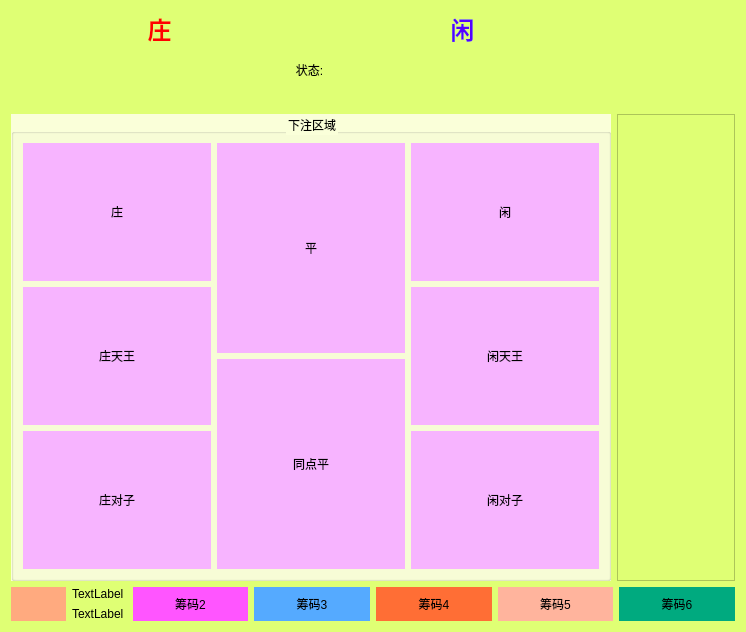
Qt form SuperGame/games/baccarat/baccaratui.ui (MasterBC/QtProject) before a commit.
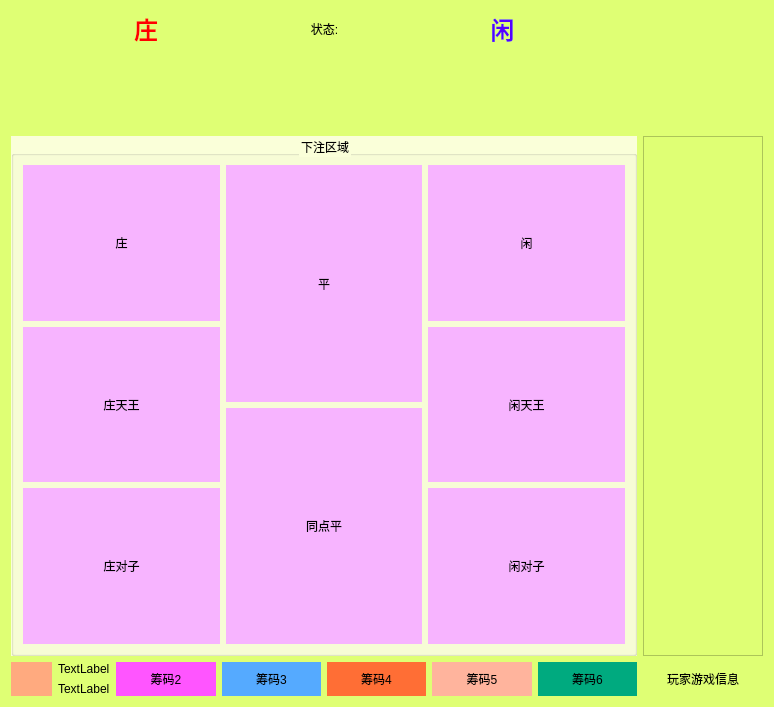
The same form after that commit. Icons and pictures are not drawn. Custom widgets are drawn as their Qt base class.

Commit message: 重新调整游戏

```diff
--- a/SuperGame/games/baccarat/baccaratui.ui
+++ b/SuperGame/games/baccarat/baccaratui.ui
@@ -6,8 +6,8 @@
    <rect>
     <x>0</x>
     <y>0</y>
-    <width>746</width>
-    <height>632</height>
+    <width>774</width>
+    <height>707</height>
    </rect>
   </property>
   <property name="windowTitle">
@@ -16,9 +16,9 @@
   <property name="styleSheet">
    <string notr="true">background-color: rgb(223, 255, 116);</string>
   </property>
-  <layout class="QGridLayout" name="gridLayout_4">
+  <layout class="QGridLayout" name="gridLayout_3">
    <item row="0" column="0">
-    <widget class="QLabel" name="label_7">
+    <widget class="QLabel" name="label_banker">
      <property name="minimumSize">
       <size>
        <width>0</width>
@@ -34,7 +34,29 @@
     </widget>
    </item>
    <item row="0" column="1">
-    <widget class="QLabel" name="label_8">
+    <widget class="QLabel" name="label_State">
+     <property name="minimumSize">
+      <size>
+       <width>0</width>
+       <height>0</height>
+      </size>
+     </property>
+     <property name="maximumSize">
+      <size>
+       <width>75</width>
+       <height>16777215</height>
+      </size>
+     </property>
+     <property name="text">
+      <string>状态:</string>
+     </property>
+     <property name="alignment">
+      <set>Qt::AlignCenter</set>
+     </property>
+    </widget>
+   </item>
+   <item row="0" column="2">
+    <widget class="QLabel" name="label_player">
      <property name="minimumSize">
       <size>
        <width>0</width>
@@ -49,7 +71,7 @@
      </property>
     </widget>
    </item>
-   <item row="0" column="2" rowspan="2">
+   <item row="0" column="3" rowspan="3">
     <layout class="QHBoxLayout" name="horizontalLayout_Logo">
      <item>
       <widget class="QLabel" name="label_15">
@@ -75,7 +97,116 @@
      </item>
     </layout>
    </item>
-   <item row="2" column="0" colspan="2">
+   <item row="2" column="0" colspan="3">
+    <widget class="QFrame" name="horizontalFrame">
+     <layout class="QHBoxLayout" name="horizontalLayout_2">
+      <item>
+       <widget class="Poker" name="poker_1" native="true">
+        <property name="maximumSize">
+         <size>
+          <width>70</width>
+          <height>80</height>
+         </size>
+        </property>
+        <property name="autoFillBackground">
+         <bool>false</bool>
+        </property>
+        <property name="styleSheet">
+         <string notr="true"/>
+        </property>
+       </widget>
+      </item>
+      <item>
+       <widget class="Poker" name="poker_2" native="true">
+        <property name="maximumSize">
+         <size>
+          <width>70</width>
+          <height>80</height>
+         </size>
+        </property>
+        <property name="autoFillBackground">
+         <bool>false</bool>
+        </property>
+        <property name="styleSheet">
+         <string notr="true"/>
+        </property>
+       </widget>
+      </item>
+      <item>
+       <widget class="Poker" name="poker_3" native="true">
+        <property name="maximumSize">
+         <size>
+          <width>70</width>
+          <height>80</height>
+         </size>
+        </property>
+        <property name="autoFillBackground">
+         <bool>false</bool>
+        </property>
+       </widget>
+      </item>
+      <item>
+       <widget class="QLabel" name="label_Number">
+        <property name="maximumSize">
+         <size>
+          <width>100</width>
+          <height>80</height>
+         </size>
+        </property>
+        <property name="text">
+         <string/>
+        </property>
+        <property name="pixmap">
+         <pixmap resource="../../imgage.qrc">:/img/number/0.png</pixmap>
+        </property>
+        <property name="scaledContents">
+         <bool>true</bool>
+        </property>
+       </widget>
+      </item>
+      <item>
+       <widget class="Poker" name="poker_4" native="true">
+        <property name="maximumSize">
+         <size>
+          <width>70</width>
+          <height>80</height>
+         </size>
+        </property>
+        <property name="autoFillBackground">
+         <bool>false</bool>
+        </property>
+       </widget>
+      </item>
+      <item>
+       <widget class="Poker" name="poker_5" native="true">
+        <property name="maximumSize">
+         <size>
+          <width>70</width>
+          <height>80</height>
+         </size>
+        </property>
+        <property name="autoFillBackground">
+         <bool>false</bool>
+        </property>
+       </widget>
+      </item>
+      <item>
+       <widget class="Poker" name="poker_6" native="true">
+        <property name="maximumSize">
+         <size>
+          <width>70</width>
+          <height>80</height>
+         </size>
+        </property>
+        <property name="autoFillBackground">
+         <bool>false</bool>
+        </property>
+       </widget>
+      </item>
+     </layout>
+    </widget>
+   </item>
+   <item row="3" column="0" colspan="3">
     <widget class="QGroupBox" name="groupBox">
      <property name="minimumSize">
       <size>
@@ -110,6 +241,9 @@
         <property name="alignment">
          <set>Qt::AlignCenter</set>
         </property>
+        <property name="wordWrap">
+         <bool>false</bool>
+        </property>
        </widget>
       </item>
       <item row="0" column="2">
@@ -123,6 +257,9 @@
         <property name="alignment">
          <set>Qt::AlignCenter</set>
         </property>
+        <property name="wordWrap">
+         <bool>false</bool>
+        </property>
        </widget>
       </item>
       <item row="1" column="0">
@@ -136,6 +273,9 @@
         <property name="alignment">
          <set>Qt::AlignCenter</set>
         </property>
+        <property name="wordWrap">
+         <bool>false</bool>
+        </property>
        </widget>
       </item>
       <item row="1" column="2">
@@ -149,6 +289,9 @@
         <property name="alignment">
          <set>Qt::AlignCenter</set>
         </property>
+        <property name="wordWrap">
+         <bool>false</bool>
+        </property>
        </widget>
       </item>
       <item row="2" column="0">
@@ -162,6 +305,9 @@
         <property name="alignment">
          <set>Qt::AlignCenter</set>
         </property>
+        <property name="wordWrap">
+         <bool>false</bool>
+        </property>
        </widget>
       </item>
       <item row="2" column="2">
@@ -175,6 +321,9 @@
         <property name="alignment">
          <set>Qt::AlignCenter</set>
         </property>
+        <property name="wordWrap">
+         <bool>false</bool>
+        </property>
        </widget>
       </item>
       <item row="0" column="1" rowspan="3">
@@ -190,6 +339,9 @@
           <property name="alignment">
            <set>Qt::AlignCenter</set>
           </property>
+          <property name="wordWrap">
+           <bool>false</bool>
+          </property>
          </widget>
         </item>
         <item>
@@ -203,6 +355,9 @@
           <property name="alignment">
            <set>Qt::AlignCenter</set>
           </property>
+          <property name="wordWrap">
+           <bool>false</bool>
+          </property>
          </widget>
         </item>
        </layout>
@@ -210,7 +365,7 @@
      </layout>
     </widget>
    </item>
-   <item row="2" column="2">
+   <item row="3" column="3">
     <widget class="QListView" name="listView">
      <property name="maximumSize">
       <size>
@@ -220,157 +375,7 @@
      </property>
     </widget>
    </item>
-   <item row="1" column="0" colspan="2">
-    <widget class="QFrame" name="horizontalFrame">
-     <layout class="QHBoxLayout" name="horizontalLayout_State">
-      <property name="sizeConstraint">
-       <enum>QLayout::SetNoConstraint</enum>
-      </property>
-      <item>
-       <widget class="Poker" name="poker_1" native="true">
-        <property name="maximumSize">
-         <size>
-          <width>70</width>
-          <height>80</height>
-         </size>
-        </property>
-        <property name="autoFillBackground">
-         <bool>false</bool>
-        </property>
-        <property name="styleSheet">
-         <string notr="true">border-image: url(:/img/poker_b/b_bg.png);</string>
-        </property>
-       </widget>
-      </item>
-      <item>
-       <widget class="Poker" name="poker_2" native="true">
-        <property name="maximumSize">
-         <size>
-          <width>70</width>
-          <height>80</height>
-         </size>
-        </property>
-        <property name="autoFillBackground">
-         <bool>false</bool>
-        </property>
-        <property name="styleSheet">
-         <string notr="true">border-image: url(:/img/poker_b/b_bg.png);</string>
-        </property>
-       </widget>
-      </item>
-      <item>
-       <widget class="Poker" name="poker_3" native="true">
-        <property name="maximumSize">
-         <size>
-          <width>70</width>
-          <height>80</height>
-         </size>
-        </property>
-        <property name="autoFillBackground">
-         <bool>false</bool>
-        </property>
-        <property name="styleSheet">
-         <string notr="true">border-image: url(:/img/poker_b/b_bg.png);</string>
-        </property>
-       </widget>
-      </item>
-      <item>
-       <layout class="QGridLayout" name="gridLayout_3">
-        <item row="1" column="0">
-         <widget class="QLabel" name="label_Number">
-          <property name="maximumSize">
-           <size>
-            <width>75</width>
-            <height>60</height>
-           </size>
-          </property>
-          <property name="text">
-           <string/>
-          </property>
-          <property name="pixmap">
-           <pixmap resource="../../imgage.qrc">:/img/number/0.png</pixmap>
-          </property>
-          <property name="scaledContents">
-           <bool>true</bool>
-          </property>
-         </widget>
-        </item>
-        <item row="0" column="0">
-         <widget class="QLabel" name="label_State">
-          <property name="minimumSize">
-           <size>
-            <width>0</width>
-            <height>0</height>
-           </size>
-          </property>
-          <property name="maximumSize">
-           <size>
-            <width>75</width>
-            <height>16777215</height>
-           </size>
-          </property>
-          <property name="text">
-           <string>状态:</string>
-          </property>
-          <property name="alignment">
-           <set>Qt::AlignCenter</set>
-          </property>
-         </widget>
-        </item>
-       </layout>
-      </item>
-      <item>
-       <widget class="Poker" name="poker_4" native="true">
-        <property name="maximumSize">
-         <size>
-          <width>70</width>
-          <height>80</height>
-         </size>
-        </property>
-        <property name="autoFillBackground">
-         <bool>false</bool>
-        </property>
-        <property name="styleSheet">
-         <string notr="true">border-image: url(:/img/poker_b/b_bg.png);</string>
-        </property>
-       </widget>
-      </item>
-      <item>
-       <widget class="Poker" name="poker_5" native="true">
-        <property name="maximumSize">
-         <size>
-          <width>70</width>
-          <height>80</height>
-         </size>
-        </property>
-        <property name="autoFillBackground">
-         <bool>false</bool>
-        </property>
-        <property name="styleSheet">
-         <string notr="true">border-image: url(:/img/poker_b/b_bg.png);</string>
-        </property>
-       </widget>
-      </item>
-      <item>
-       <widget class="Poker" name="poker_6" native="true">
-        <property name="maximumSize">
-         <size>
-          <width>70</width>
-          <height>80</height>
-         </size>
-        </property>
-        <property name="autoFillBackground">
-         <bool>false</bool>
-        </property>
-        <property name="styleSheet">
-         <string notr="true">border-image: url(:/img/poker_b/b_bg.png);</string>
-        </property>
-       </widget>
-      </item>
-     </layout>
-    </widget>
-   </item>
-   <item row="3" column="0" colspan="3">
+   <item row="4" column="0" colspan="3">
     <layout class="QHBoxLayout" name="horizontalLayout">
      <item>
       <layout class="QHBoxLayout" name="horizontalLayout_3">
@@ -522,6 +527,32 @@
      </item>
     </layout>
    </item>
+   <item row="4" column="3">
+    <widget class="QLabel" name="label_GameInfo">
+     <property name="text">
+      <string>玩家游戏信息</string>
+     </property>
+     <property name="alignment">
+      <set>Qt::AlignCenter</set>
+     </property>
+     <property name="wordWrap">
+      <bool>true</bool>
+     </property>
+    </widget>
+   </item>
+   <item row="1" column="0" colspan="3">
+    <widget class="UiTextScroll" name="label_scrollText">
+     <property name="minimumSize">
+      <size>
+       <width>200</width>
+       <height>40</height>
+      </size>
+     </property>
+     <property name="text">
+      <string/>
+     </property>
+    </widget>
+   </item>
   </layout>
  </widget>
  <customwidgets>
@@ -531,6 +562,11 @@
    <header>base/UI/poker.h</header>
    <container>1</container>
   </customwidget>
+  <customwidget>
+   <class>UiTextScroll</class>
+   <extends>QLabel</extends>
+   <header location="global">base/UI/uitextscroll.h</header>
+  </customwidget>
  </customwidgets>
  <resources>
   <include location="../../imgage.qrc"/>
```
Left out of the diff: 39 changed lines with no effect on the pictures. The commit also changes 48 other files.
